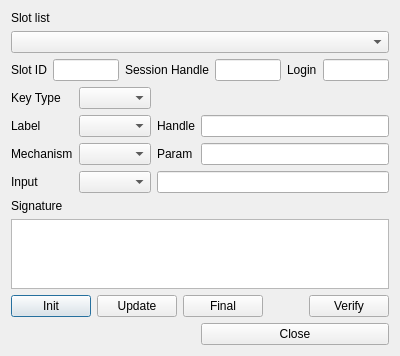
This is HsmMan/verify_dlg.ui in jykim74/CryptokiMan as Qt 5 draws it before an edit. The edited form follows.
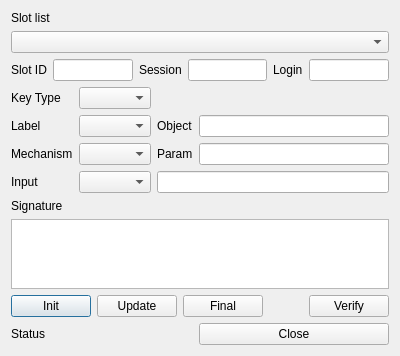
This is the edited form.

```diff
--- a/HsmMan/verify_dlg.ui
+++ b/HsmMan/verify_dlg.ui
@@ -145,7 +145,7 @@
    <item row="4" column="2">
     <widget class="QLabel" name="label_7">
      <property name="text">
-      <string>Handle</string>
+      <string>Object</string>
      </property>
     </widget>
    </item>
@@ -170,7 +170,7 @@
      <item>
       <widget class="QLabel" name="label_10">
        <property name="text">
-        <string>Session Handle</string>
+        <string>Session</string>
        </property>
       </widget>
      </item>
@@ -189,6 +189,13 @@
      </item>
     </layout>
    </item>
+   <item row="10" column="0" colspan="3">
+    <widget class="QLabel" name="mStatusLabel">
+     <property name="text">
+      <string>Status</string>
+     </property>
+    </widget>
+   </item>
   </layout>
  </widget>
  <resources/>
```
Left out of the diff: 34 changed lines with no effect on the pictures.
